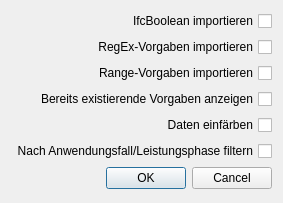
Before: the Qt Designer form som_gui/module/attribute_import/qt/SettingsWidget.ui in c-mellueh/SOM-Toolkit, drawn with Qt 5.
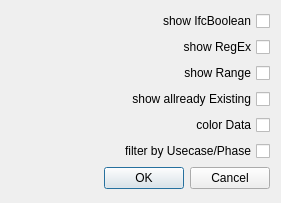
After: the same form once the commit is applied.

```diff
--- a/som_gui/module/attribute_import/qt/SettingsWidget.ui
+++ b/som_gui/module/attribute_import/qt/SettingsWidget.ui
@@ -6,7 +6,7 @@
    <rect>
     <x>0</x>
     <y>0</y>
-       <width>279</width>
+       <width>281</width>
        <height>203</height>
    </rect>
   </property>
@@ -20,7 +20,7 @@
       <enum>Qt::RightToLeft</enum>
      </property>
      <property name="text">
-         <string>IfcBoolean importieren</string>
+         <string>show IfcBoolean</string>
      </property>
     </widget>
    </item>
@@ -30,7 +30,7 @@
       <enum>Qt::RightToLeft</enum>
      </property>
      <property name="text">
-         <string>RegEx-Vorgaben importieren</string>
+         <string>show RegEx</string>
      </property>
     </widget>
    </item>
@@ -40,7 +40,7 @@
       <enum>Qt::RightToLeft</enum>
      </property>
      <property name="text">
-         <string>Range-Vorgaben importieren</string>
+         <string>show Range</string>
      </property>
     </widget>
    </item>
@@ -50,7 +50,7 @@
                   <enum>Qt::RightToLeft</enum>
               </property>
               <property name="text">
-                  <string>Bereits existierende Vorgaben anzeigen</string>
+                  <string>show allready Existing</string>
      </property>
     </widget>
    </item>
@@ -63,7 +63,7 @@
       <bool>false</bool>
      </property>
      <property name="text">
-      <string>Daten einfärben</string>
+         <string>color Data</string>
      </property>
     </widget>
    </item>
@@ -73,7 +73,7 @@
                   <enum>Qt::RightToLeft</enum>
               </property>
               <property name="text">
-                  <string>Nach Anwendungsfall/Leistungsphase filtern</string>
+                  <string>filter by Usecase/Phase</string>
      </property>
     </widget>
    </item>
```
Left out of the diff: 24 changed lines with no effect on the pictures.
